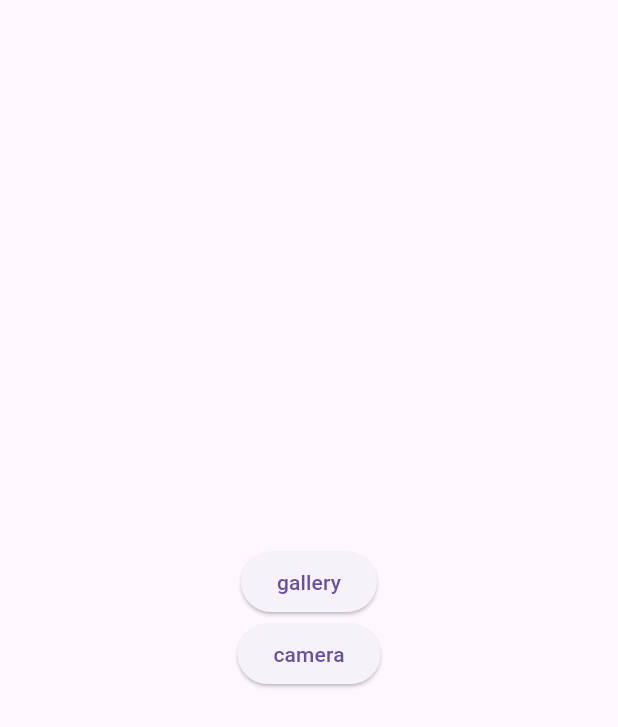
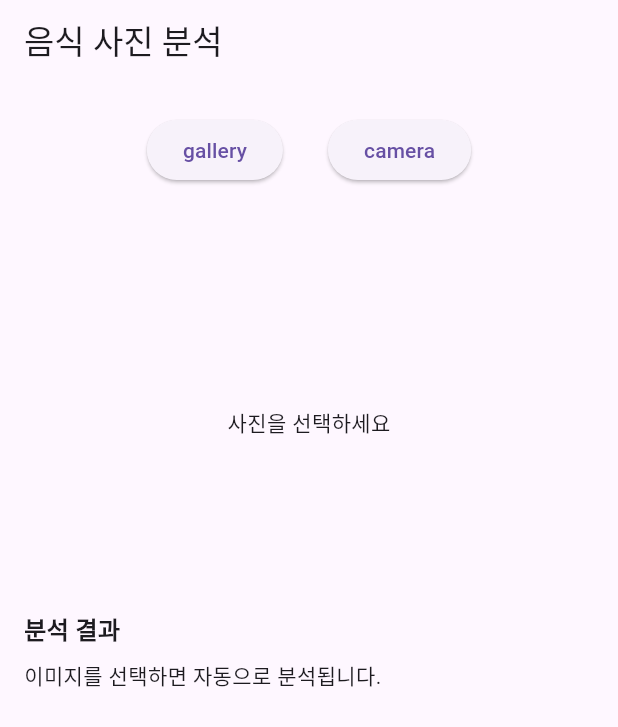
Before and after one commit to kdobi/CAL, a Flutter app: the screen it shows after launch, after a tap on "gallery", on a phone screen of 412 x 824 dp. Shown: the top 727 px of the screen. Run offline on Flutter 3.47's test engine with Material 3 defaults, Android fonts, the phone set to English and light mode, and no system bars; our stand-ins replace firebase_ai, firebase_auth, firebase_core, image_picker; accounts and stored records are empty; network calls fail; statements that could not run were skipped.

Commit message:
feat : Used gpt

```diff
--- a/lib/take_picture.dart
+++ b/lib/take_picture.dart
@@ -1,6 +1,39 @@
 import 'dart:io';
+import 'dart:typed_data';
+
 import 'package:flutter/material.dart';
 import 'package:image_picker/image_picker.dart';
+
+import 'package:firebase_ai/firebase_ai.dart';
+
+// ✅ Gemini 모델 생성 및 이미지 분석 서비스
+class GeminiService {
+  static final GenerativeModel _model = FirebaseAI.googleAI().generativeModel(
+    model: 'gemini-2.5-flash',
+  );
+
+  static Future<String> analyzeImage({
+    required Uint8List imageBytes,
+    required String mimeType,
+  }) async {
+    const fixedPrompt = '''
+이 사진이 음식이라면 분석해줘.
+- 음식/재료 추정
+- 대략적인 칼로리 범위(불확실하면 범위로)
+- 주의할 점(알레르기/나트륨/당류 등) 있으면 함께
+한국어로 간단히.
+''';
+
+    final response = await _model.generateContent([
+      Content.multi([
+        TextPart(fixedPrompt),
+        InlineDataPart(mimeType, imageBytes),
+      ]),
+    ]);
+
+    return response.text ?? '분석 결과 없음';
+  }
+}
 
 class TakePicture extends StatefulWidget {
   const TakePicture({super.key});
@@ -10,47 +43,129 @@ class TakePicture extends StatefulWidget {
 }
 
 class _TakePictureState extends State<TakePicture> {
-  XFile? _image; // 이미지 변수 선언
+  final ImagePicker picker = ImagePicker();
 
-  final ImagePicker picker = ImagePicker(); // ImagePicker 초기화
+  XFile? _image;
+  String _analysisResult = '이미지를 선택하면 자동으로 분석됩니다.';
+  bool _loading = false;
 
-  // 갤러리 이미지 함수 생성
-  Future getGalleryImage() async {
-    final image = await picker.pickImage(source: ImageSource.gallery);
+  Future<void> _analyzeSelectedImage(XFile image) async {
+    setState(() {
+      _loading = true;
+      _analysisResult = '';
+    });
 
-    if (image != null) {
+    try {
+      final bytes = await image.readAsBytes();
+      final result = await GeminiService.analyzeImage(
+        imageBytes: bytes,
+        mimeType: image.mimeType ?? 'image/jpeg',
+      );
+
+      if (!mounted) return;
       setState(() {
-        _image = image;
+        _analysisResult = result;
+      });
+    } catch (e) {
+      if (!mounted) return;
+      setState(() {
+        _analysisResult = '에러 발생: $e';
+      });
+    } finally {
+      if (!mounted) return;
+      setState(() {
+        _loading = false;
       });
     }
   }
 
-  // 카메라 이미지 함수 생성
-  Future getCameraImage() async {
+  Future<void> getGalleryImage() async {
+    final image = await picker.pickImage(source: ImageSource.gallery);
+    if (image == null) return;
+
+    setState(() {
+      _image = image;
+    });
+
+    await _analyzeSelectedImage(image);
+  }
+
+  Future<void> getCameraImage() async {
     final image = await picker.pickImage(source: ImageSource.camera);
+    if (image == null) return;
 
-    if (image != null) {
-      setState(() {
-        _image = image;
-      });
-    }
+    setState(() {
+      _image = image;
+    });
+
+    await _analyzeSelectedImage(image);
   }
 
   @override
   Widget build(BuildContext context) {
     return Scaffold(
-      body: Row(
-        mainAxisAlignment: MainAxisAlignment.center,
+      appBar: AppBar(title: const Text('음식 사진 분석')),
+      body: Column(
         children: [
-          Column(
+          const SizedBox(height: 20),
+
+          // ✅ 카메라/갤러리 버튼 영역
+          Row(
             mainAxisAlignment: MainAxisAlignment.center,
             children: [
               ElevatedButton(
-                onPressed: getGalleryImage,
-                child: Text('gallery'),
+                onPressed: _loading ? null : getGalleryImage,
+                child: const Text('gallery'),
               ),
-              ElevatedButton(onPressed: getCameraImage, child: Text('camera')),
+              const SizedBox(width: 30),
+              ElevatedButton(
+                onPressed: _loading ? null : getCameraImage,
+                child: const Text('camera'),
+              ),
             ],
+          ),
+
+          const SizedBox(height: 16),
+          if (_loading) const LinearProgressIndicator(),
+
+          const SizedBox(height: 16),
+
+          // ✅ 결과 표시 영역
+          Expanded(
+            child: SingleChildScrollView(
+              padding: const EdgeInsets.all(16),
+              child: Column(
+                crossAxisAlignment: CrossAxisAlignment.start,
+                children: [
+                  if (_image != null)
+                    Center(
+                      child: ClipRRect(
+                        borderRadius: BorderRadius.circular(12),
+                        child: Image.file(
+                          File(_image!.path),
+                          height: 220,
+                          fit: BoxFit.cover,
+                        ),
+                      ),
+                    )
+                  else
+                    const Center(
+                      child: SizedBox(
+                        height: 220,
+                        child: Center(child: Text('사진을 선택하세요')),
+                      ),
+                    ),
+
+                  const SizedBox(height: 16),
+                  const Text(
+                    '분석 결과',
+                    style: TextStyle(fontSize: 16, fontWeight: FontWeight.bold),
+                  ),
+                  const SizedBox(height: 8),
+                  Text(_analysisResult, style: const TextStyle(fontSize: 14)),
+                ],
+              ),
+            ),
           ),
         ],
       ),
```
